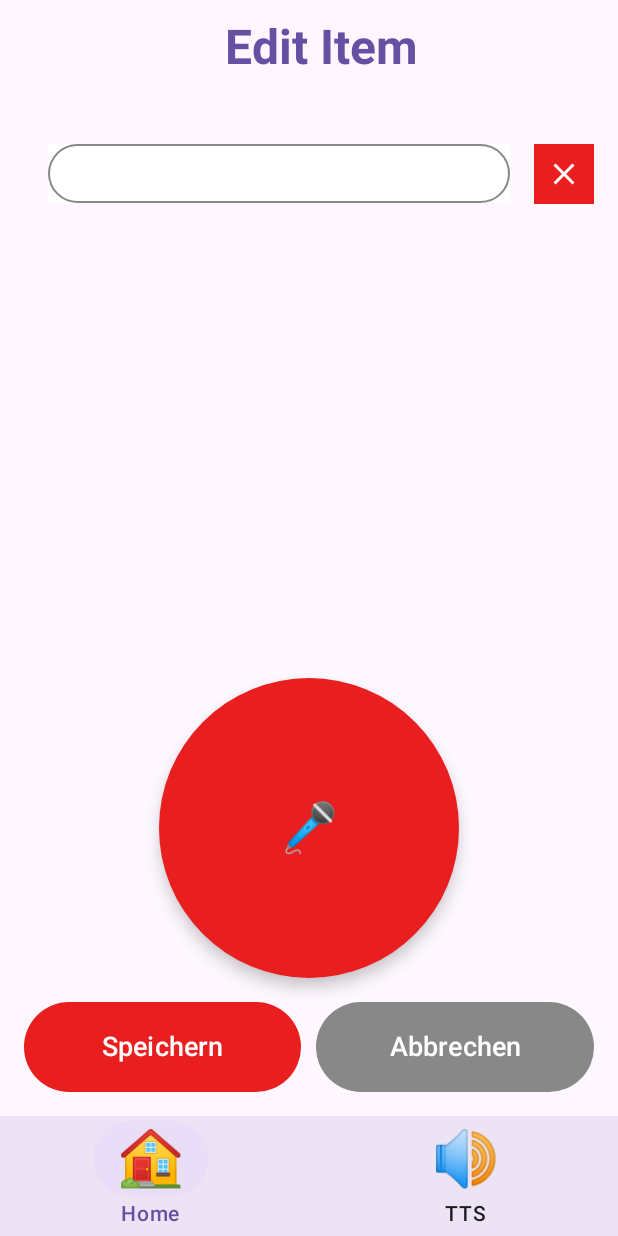
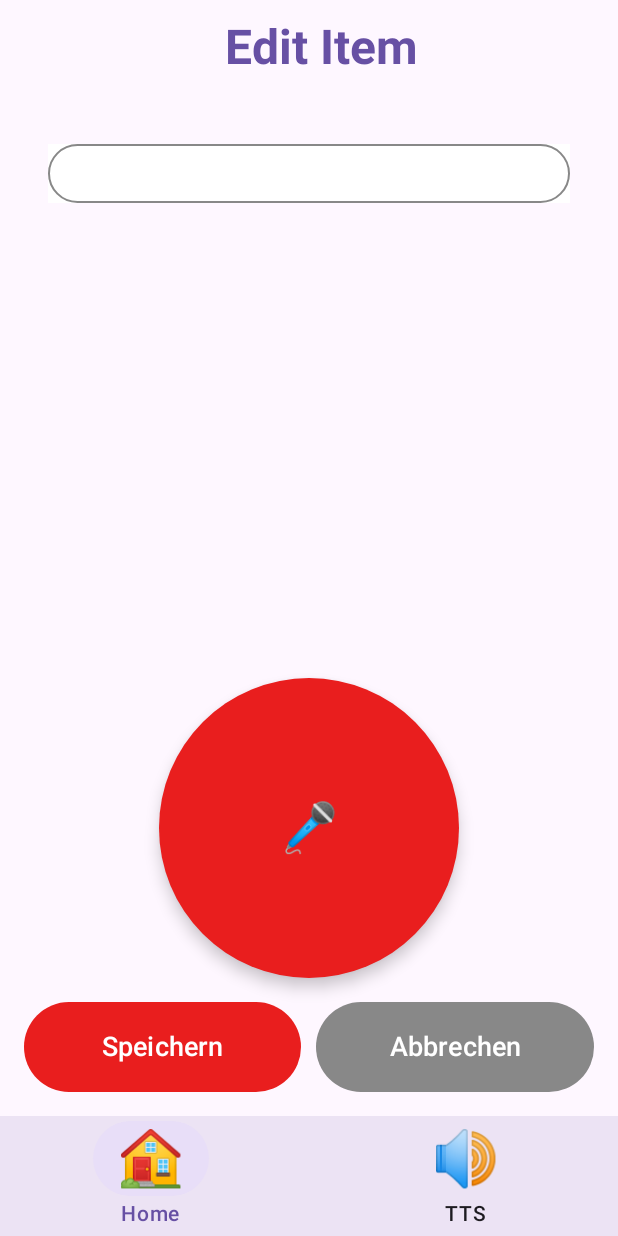
Before and after one commit to sp8cky/Product-Scanner, an Android app built with Jetpack Compose: the EditItemActivity screen opened directly, with no data from a screen before it, on a phone screen of 412 x 824 dp. Run offline under Robolectric (Android 15) with nearby library versions, the phone set to English and light mode, and no system bars.

Commit message:
Final Version EditItemActivity and AddItemActivity

```diff
--- a/app/src/main/java/de/luh/hci/mid/productscanner/EditItemActivity.kt
+++ b/app/src/main/java/de/luh/hci/mid/productscanner/EditItemActivity.kt
@@ -11,35 +11,30 @@ import androidx.activity.compose.setContent
 import androidx.compose.foundation.background
 import androidx.compose.foundation.border
 import androidx.compose.foundation.layout.*
+import androidx.compose.foundation.text.BasicTextField
 import androidx.compose.foundation.shape.CircleShape
-import androidx.compose.foundation.text.BasicTextField
-import androidx.compose.material.icons.Icons
-import androidx.compose.material.icons.outlined.Clear
 import androidx.compose.material3.*
 import androidx.compose.runtime.*
 import androidx.compose.ui.Alignment
 import androidx.compose.ui.Modifier
 import androidx.compose.ui.draw.shadow
 import androidx.compose.ui.graphics.Color
-import androidx.compose.ui.graphics.RectangleShape
-import androidx.compose.ui.text.font.FontWeight
 import androidx.compose.ui.text.style.TextAlign
 import androidx.compose.ui.unit.dp
 import androidx.compose.ui.unit.sp
-import de.luh.hci.mid.productscanner.ui.navigationbar.BottomNavigationBar
-import de.luh.hci.mid.productscanner.ui.navigationbar.TopNavigationBar
-import de.luh.hci.mid.productscanner.ui.theme.Red40
 import okhttp3.*
 import okhttp3.MediaType.Companion.toMediaTypeOrNull
 import okhttp3.RequestBody.Companion.asRequestBody
 import org.json.JSONObject
 import java.io.File
 import java.io.IOException
+import de.luh.hci.mid.productscanner.ui.navigationbar.BottomNavigationBar
+import de.luh.hci.mid.productscanner.ui.navigationbar.TopNavigationBar
+import de.luh.hci.mid.productscanner.ui.theme.Red40
 
 class EditItemActivity : ComponentActivity() {
     private var mediaRecorder: MediaRecorder? = null
     private var audioFile: File? = null
-    private var isRecording = false
 
     override fun onCreate(savedInstanceState: Bundle?) {
         super.onCreate(savedInstanceState)
@@ -69,14 +64,11 @@ class EditItemActivity : ComponentActivity() {
     private fun startRecording() {
         if (checkSelfPermission(Manifest.permission.RECORD_AUDIO) != PackageManager.PERMISSION_GRANTED) {
             requestPermissions(arrayOf(Manifest.permission.RECORD_AUDIO), 200)
-            android.util.Log.e("AddItemActivity", "Mikrofon-Berechtigung nicht erteilt.")
+            Toast.makeText(this, "Mikrofonberechtigung erforderlich", Toast.LENGTH_SHORT).show()
             return
         }
 
-        // Sicherstellen, dass die Datei korrekt erstellt wird
         audioFile = File(cacheDir, "speech.mp3")
-        android.util.Log.i("AddItemActivity", "Audio-Dateipfad: ${audioFile?.absolutePath}")
-
         try {
             mediaRecorder = MediaRecorder().apply {
                 setAudioSource(MediaRecorder.AudioSource.MIC)
@@ -87,9 +79,7 @@ class EditItemActivity : ComponentActivity() {
                 start()
             }
             Toast.makeText(this, "Aufnahme gestartet", Toast.LENGTH_SHORT).show()
-            android.util.Log.i("AddItemActivity", "Aufnahme gestartet, Datei: ${audioFile?.absolutePath}")
         } catch (e: Exception) {
-            android.util.Log.e("AddItemActivity", "Fehler beim Starten der Aufnahme: ${e.message}", e)
             Toast.makeText(this, "Fehler beim Starten der Aufnahme", Toast.LENGTH_LONG).show()
         }
     }
@@ -99,20 +89,15 @@ class EditItemActivity : ComponentActivity() {
             mediaRecorder?.apply {
                 stop()
                 release()
-                android.util.Log.i("AddItemActivity", "Aufnahme erfolgreich gestoppt.")
             }
             mediaRecorder = null
 
-            // Überprüfen, ob die Datei existiert und gültig ist
             if (audioFile?.exists() == true && audioFile?.length() ?: 0 > 0) {
-                android.util.Log.i("AddItemActivity", "Audio-Datei gefunden: ${audioFile?.absolutePath}")
                 sendAudioToWhisper(audioFile!!, onSuccess)
             } else {
-                android.util.Log.e("AddItemActivity", "Fehler: Keine gültige Audiodatei gefunden.")
-                Toast.makeText(this, "Fehler: Keine gültige Audiodatei gefunden.", Toast.LENGTH_LONG).show()
+                Toast.makeText(this, "Keine gültige Audiodatei gefunden", Toast.LENGTH_LONG).show()
             }
         } catch (e: Exception) {
-            android.util.Log.e("AddItemActivity", "Fehler beim Stoppen der Aufnahme: ${e.message}", e)
             Toast.makeText(this, "Fehler beim Stoppen der Aufnahme", Toast.LENGTH_LONG).show()
         }
     }
@@ -122,7 +107,11 @@ class EditItemActivity : ComponentActivity() {
         val client = OkHttpClient()
         val requestBody = MultipartBody.Builder()
             .setType(MultipartBody.FORM)
-            .addFormDataPart("file", audioFile.name, audioFile.asRequestBody("audio/mpeg".toMediaTypeOrNull()))
+            .addFormDataPart(
+                "file",
+                audioFile.name,
+                audioFile.asRequestBody("audio/mpeg".toMediaTypeOrNull())
+            )
             .addFormDataPart("model", "whisper-1")
             .addFormDataPart("language", "de")
             .build()
@@ -135,16 +124,18 @@ class EditItemActivity : ComponentActivity() {
 
         client.newCall(request).enqueue(object : Callback {
             override fun onFailure(call: Call, e: IOException) {
-                runOnUiThread { Toast.makeText(this@EditItemActivity, "Fehler bei der Transkription", Toast.LENGTH_SHORT).show() }
+                Toast.makeText(this@EditItemActivity, "Fehler bei der API-Anfrage", Toast.LENGTH_LONG).show()
             }
 
             override fun onResponse(call: Call, response: Response) {
                 if (response.isSuccessful) {
                     val jsonResponse = JSONObject(response.body?.string() ?: "")
                     val transcription = jsonResponse.getString("text")
-                    runOnUiThread { onSuccess(transcription) }
+                    runOnUiThread {
+                        onSuccess(transcription)
+                    }
                 } else {
-                    runOnUiThread { Toast.makeText(this@EditItemActivity, "Fehler: ${response.message}", Toast.LENGTH_SHORT).show() }
+                    Toast.makeText(this@EditItemActivity, "Fehler in der API-Antwort", Toast.LENGTH_LONG).show()
                 }
             }
         })
@@ -158,6 +149,7 @@ class EditItemActivity : ComponentActivity() {
         modifier: Modifier = Modifier
     ) {
         var productName by remember { mutableStateOf(initialName) }
+        var isRecording by remember { mutableStateOf(false) }
 
         Scaffold(
             topBar = { TopNavigationBar(title = "Edit Item") },
@@ -169,6 +161,7 @@ class EditItemActivity : ComponentActivity() {
                     .padding(paddingValues)
                     .padding(16.dp)
             ) {
+                // Textfeld
                 Row(
                     modifier = Modifier.fillMaxWidth(),
                     verticalAlignment = Alignment.CenterVertically
@@ -190,39 +183,21 @@ class EditItemActivity : ComponentActivity() {
                             singleLine = true
                         )
                     }
-                    Button(
-                        onClick = { productName = "" },
-                        modifier = Modifier
-                            .height(40.dp)
-                            .width(40.dp),
-                        colors = ButtonDefaults.buttonColors(containerColor = Red40),
-                        shape = RectangleShape,
-                        elevation = ButtonDefaults.buttonElevation(0.dp),
-                        contentPadding = PaddingValues(0.dp)
-                    ) {
-                        Icon(
-                            imageVector = Icons.Outlined.Clear,
-                            contentDescription = "Löschen",
-                            tint = Color.White,
-                            modifier = Modifier.size(24.dp)
-                        )
-                    }
                 }
 
                 Spacer(modifier = Modifier.height(16.dp))
                 Spacer(modifier = Modifier.weight(1f))
+                // Floating Action Button
                 FloatingActionButton(
                     onClick = {
                         if (isRecording) {
                             stopRecording { transcription ->
                                 productName = transcription
-                                isRecording = false // Status korrekt zurücksetzen
-                                android.util.Log.i("AddItemActivity", "Aufnahme gestoppt und verarbeitet.")
+                                isRecording = false
                             }
                         } else {
                             startRecording()
-                            isRecording = true // Status korrekt setzen
-                            android.util.Log.i("AddItemActivity", "Aufnahme gestartet.")
+                            isRecording = true
                         }
                     },
                     modifier = Modifier
@@ -235,12 +210,11 @@ class EditItemActivity : ComponentActivity() {
                         text = if (isRecording) "⏹" else "🎤",
                         fontSize = 32.sp,
                         color = Color.White,
-                        textAlign = TextAlign.Center,
-                        modifier = Modifier.fillMaxWidth()
+                        textAlign = TextAlign.Center
                     )
                 }
+
                 Spacer(modifier = Modifier.height(16.dp))
-
 
                 Row(
                     modifier = Modifier
@@ -256,8 +230,7 @@ class EditItemActivity : ComponentActivity() {
                         //shape = RectangleShape,
                         elevation = ButtonDefaults.buttonElevation(0.dp)
                     ) {
-                        Text("Speichern",
-                            fontSize = 18.sp,
+                        Text("Speichern",fontSize = 18.sp,
                             color = Color.White,
                             textAlign = TextAlign.Center,
                             modifier = Modifier.fillMaxWidth(),)
@@ -271,8 +244,7 @@ class EditItemActivity : ComponentActivity() {
                         //shape = RectangleShape,
                         elevation = ButtonDefaults.buttonElevation(0.dp)
                     ) {
-                        Text("Abbrechen",
-                            fontSize = 18.sp,
+                        Text("Abbrechen", fontSize = 18.sp,
                             color = Color.White,
                             textAlign = TextAlign.Center,
                             modifier = Modifier.fillMaxWidth())
```
